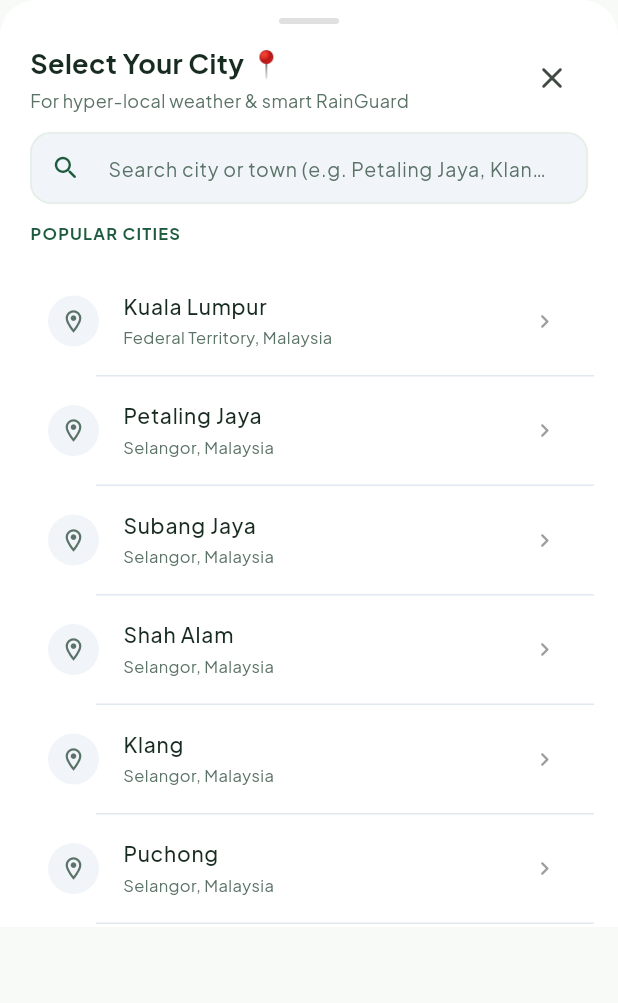
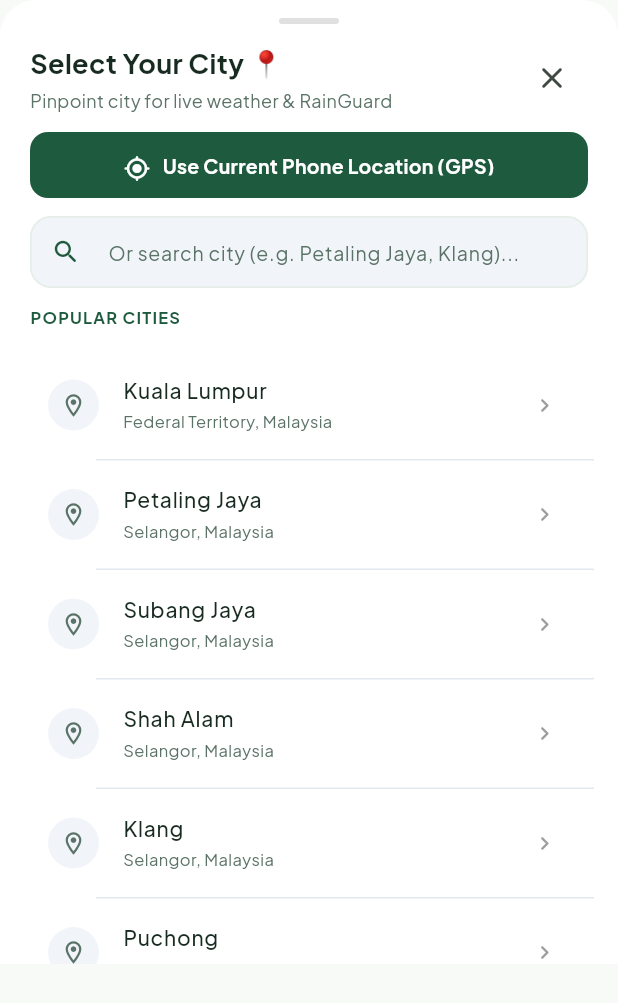
Before and after one commit to Ken4502/FYP_AppIntegration, a Flutter app: the CityPickerSheet widget shown alone on an empty page, opened directly with empty values, on a phone screen of 412 x 824 dp. Shown: the top 1003 px of the screen. Run offline on Flutter 3.47's test engine with Material 3 defaults, Android fonts, the phone set to English and light mode, and no system bars; our stand-ins replace cloud_firestore, firebase_auth, firebase_core, firebase_storage, geolocator, google_fonts and 1 more; missing offline and left inert: dart:html, dart:js; accounts and stored records are empty; network calls fail; project files that could hold a hidden picture were left out.

Commit message:
feat(weather): track exact city using phone GPS location with geolocator and reverse geocoding

```diff
--- a/Plant-App-Flutter-UI/lib/components/city_picker_sheet.dart
+++ b/Plant-App-Flutter-UI/lib/components/city_picker_sheet.dart
@@ -33,6 +33,7 @@ class _CityPickerSheetState extends State<CityPickerSheet> {
 
   List<UserLocation> _searchResults = [];
   bool _isSearching = false;
+  bool _isLocatingGps = false;
   Timer? _debounceTimer;
 
   @override
@@ -69,13 +70,32 @@ class _CityPickerSheetState extends State<CityPickerSheet> {
     });
   }
 
+  Future<void> _useCurrentPhoneGps() async {
+    setState(() => _isLocatingGps = true);
+    final gpsLoc = await _weatherService.getDeviceGpsLocation();
+    if (!mounted) return;
+    setState(() => _isLocatingGps = false);
+
+    if (gpsLoc != null) {
+      widget.onCitySelected(gpsLoc);
+      Navigator.pop(context);
+    } else {
+      ScaffoldMessenger.of(context).showSnackBar(
+        const SnackBar(
+          content: Text('Could not access phone GPS. Please verify location permissions are enabled.'),
+          backgroundColor: Color(0xFFDC2626),
+        ),
+      );
+    }
+  }
+
   @override
   Widget build(BuildContext context) {
     final isDark = Theme.of(context).brightness == Brightness.dark;
     final currentLoc = _weatherService.currentLocation;
 
     return Container(
-      height: MediaQuery.of(context).size.height * 0.75,
+      height: MediaQuery.of(context).size.height * 0.78,
       padding: EdgeInsets.only(
         bottom: MediaQuery.of(context).viewInsets.bottom,
       ),
@@ -118,7 +138,7 @@ class _CityPickerSheetState extends State<CityPickerSheet> {
                     ),
                     const SizedBox(height: 2),
                     Text(
-                      'For hyper-local weather & smart RainGuard',
+                      'Pinpoint city for live weather & RainGuard',
                       style: TextStyle(
                         fontSize: 12,
                         color: isDark ? kDarkTextSecondary : kTextSecondary,
@@ -136,6 +156,37 @@ class _CityPickerSheetState extends State<CityPickerSheet> {
 
           const SizedBox(height: 12),
 
+          // Instant Phone GPS Location Button
+          Padding(
+            padding: const EdgeInsets.symmetric(horizontal: 20),
+            child: SizedBox(
+              width: double.infinity,
+              height: 44,
+              child: ElevatedButton.icon(
+                onPressed: _isLocatingGps ? null : _useCurrentPhoneGps,
+                icon: _isLocatingGps
+                    ? const SizedBox(
+                        width: 16,
+                        height: 16,
+                        child: CircularProgressIndicator(strokeWidth: 2, color: Colors.white),
+                      )
+                    : const Icon(Icons.my_location_rounded, size: 18),
+                label: Text(
+                  _isLocatingGps ? 'Detecting Phone Location...' : 'Use Current Phone Location (GPS)',
+                  style: const TextStyle(fontWeight: FontWeight.bold, fontSize: 13),
+                ),
+                style: ElevatedButton.styleFrom(
+                  backgroundColor: kPrimaryColor,
+                  foregroundColor: Colors.white,
+                  elevation: 0,
+                  shape: RoundedRectangleBorder(borderRadius: BorderRadius.circular(12)),
+                ),
+              ),
+            ),
+          ),
+
+          const SizedBox(height: 12),
+
           // Search Field
           Padding(
             padding: const EdgeInsets.symmetric(horizontal: 20),
@@ -143,7 +194,7 @@ class _CityPickerSheetState extends State<CityPickerSheet> {
               controller: _searchController,
               onChanged: _onSearchChanged,
               decoration: InputDecoration(
-                hintText: 'Search city or town (e.g. Petaling Jaya, Klang)...',
+                hintText: 'Or search city (e.g. Petaling Jaya, Klang)...',
                 hintStyle: TextStyle(
                   fontSize: 13,
                   color: isDark ? kDarkTextSecondary : kTextSecondary,
--- a/Plant-App-Flutter-UI/pubspec.yaml
+++ b/Plant-App-Flutter-UI/pubspec.yaml
@@ -19,6 +19,7 @@ dependencies:
   firebase_auth: ^5.5.1
   cloud_firestore: ^5.6.5
   firebase_storage: ^12.4.4
+  geolocator: ^14.1.2
 
 dev_dependencies:
   flutter_test:
```
Also changed, not shown: Plant-App-Flutter-UI/lib/services/weather_service.dart (+123 -4 lines), Plant-App-Flutter-UI/pubspec.lock, 2 other files.
